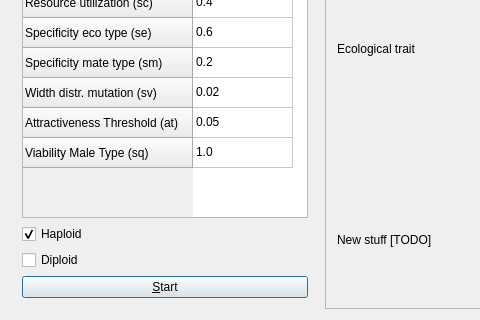
First picture: the form in kewe_qtdialog.ui, repository richelbilderbeek/pbdmms, before the edit; both pictures show x 0 to 480 and y 263 to 583 of the 669 by 583 pixel window.
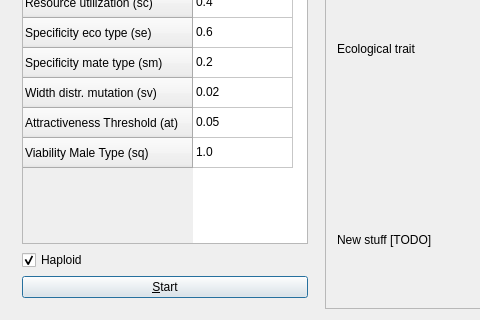
Second picture: the form after the edit. Custom widgets are drawn as their Qt base class.

What changed in the file:
```diff
--- a/kewe_qtdialog.ui
+++ b/kewe_qtdialog.ui
@@ -178,13 +178,6 @@
         </property>
        </widget>
       </item>
-      <item>
-       <widget class="QCheckBox" name="checkBox_2">
-        <property name="text">
-         <string>Diploid</string>
-        </property>
-       </widget>
-      </item>
       <item>
        <widget class="QPushButton" name="start">
         <property name="text">
```
Left out of the diff: 6 changed lines with no effect on the pictures.
